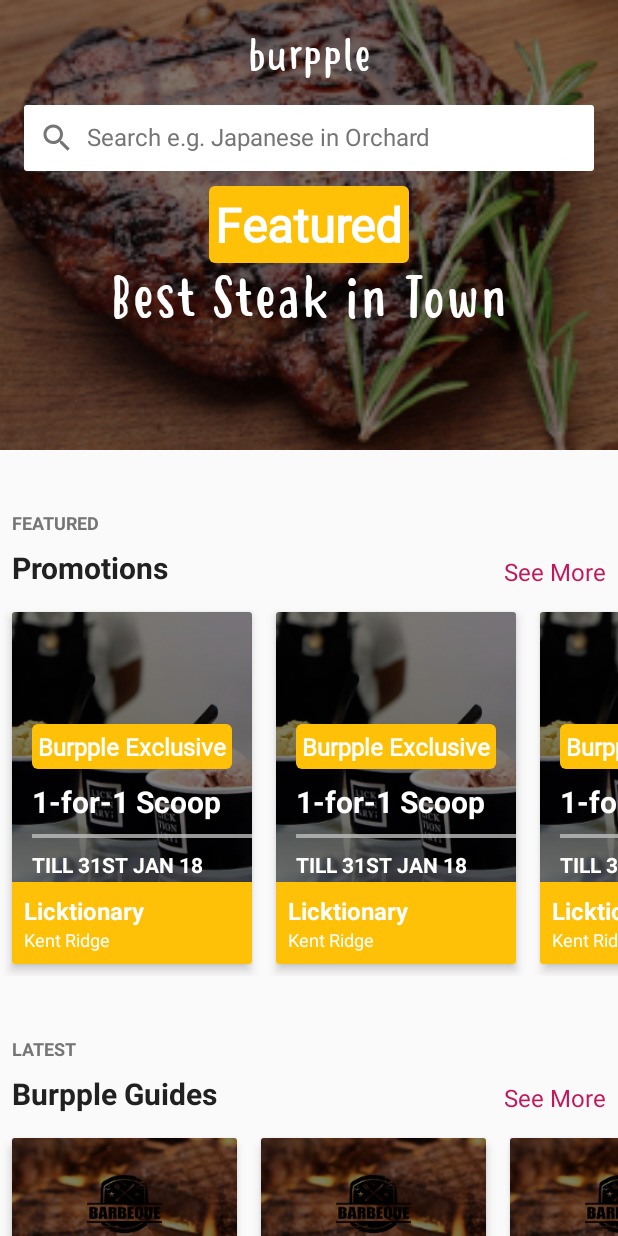
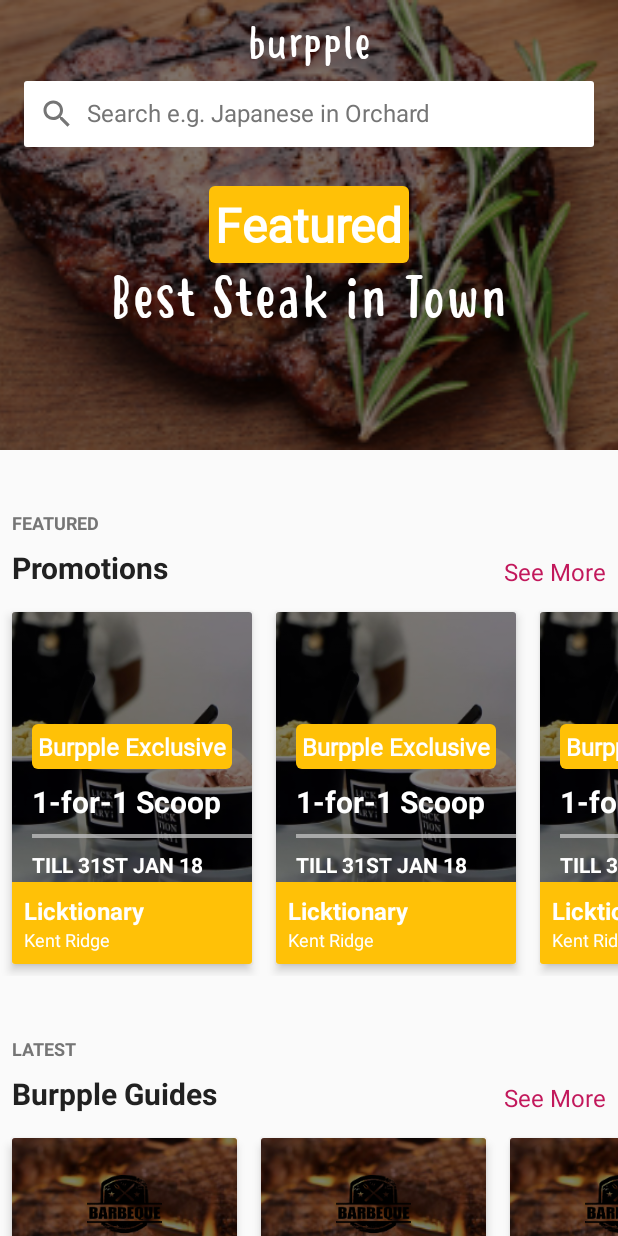
Before and after one commit to rkar111/PADC-3F-AKH-Burpple, an Android app: the screen it shows after launch (MainActivity), on a phone screen of 412 x 824 dp. Run offline under Robolectric (Android 15) with nearby library versions, the phone set to English and light mode, and no system bars; our stand-ins replace ButterKnife.

Commit message:
margin rearrange

```diff
--- a/Burpple/app/src/main/res/layout/activity_main.xml
+++ b/Burpple/app/src/main/res/layout/activity_main.xml
@@ -40,7 +40,7 @@
                     android:layout_width="wrap_content"
                     android:layout_height="wrap_content"
                     android:layout_centerHorizontal="true"
-                    android:layout_marginTop="20dp"
+                    android:layout_marginTop="12dp"
                     android:fontFamily="@font/hastoler_regular"
                     android:text="@string/heading"
                     android:textColor="@color/full_white"
@@ -51,7 +51,9 @@
                     android:layout_height="wrap_content"
                     android:layout_below="@id/tv_burpple"
                     android:layout_centerInParent="true"
-                    android:layout_margin="16dp"
+                    android:layout_marginLeft="16dp"
+                    android:layout_marginRight="16dp"
+                    android:layout_marginTop="8dp"
                     android:weightSum="1">
 
                     <FrameLayout
```
